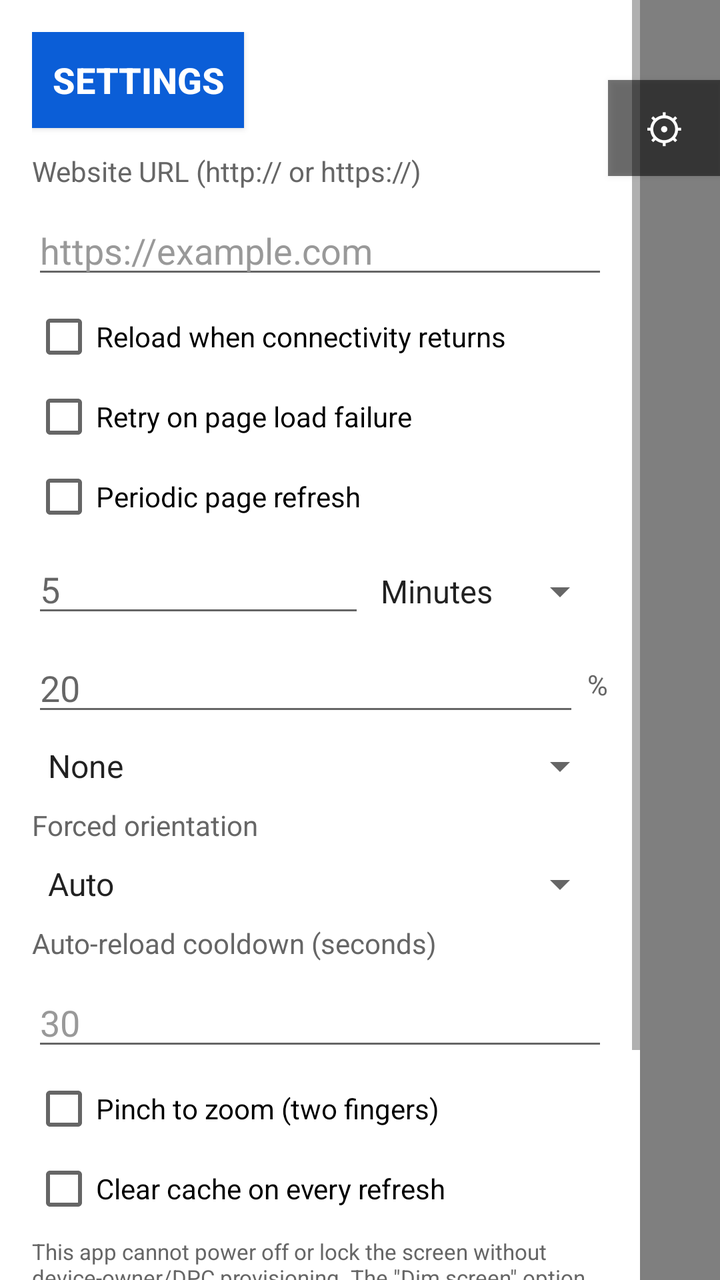
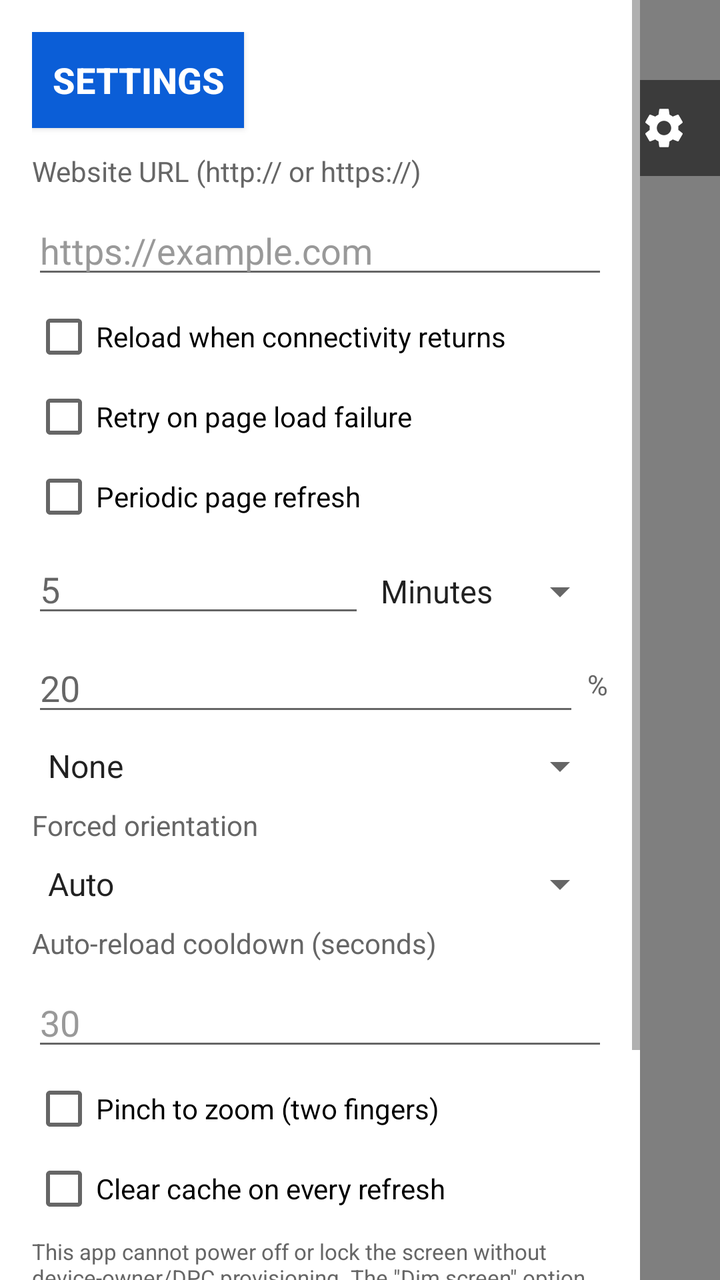

Compare the two renders of this Android layout. The source of the first and the diff that turns it into the second are given below.
<!-- AndroidManifest.xml: application theme Theme.SimpleKioskBrowser -->
<!-- res/layout/activity_main.xml -->
<?xml version="1.0" encoding="utf-8"?>
<FrameLayout xmlns:android="http://schemas.android.com/apk/res/android"
    android:id="@+id/root_container"
    android:layout_width="match_parent"
    android:layout_height="match_parent">

    
    <WebView
        android:id="@+id/webview"
        android:layout_width="match_parent"
        android:layout_height="match_parent" />

    
    <Button
        android:id="@+id/settings_handle"
        android:layout_width="56dp"
        android:layout_height="48dp"
        android:layout_gravity="top|end"
        android:layout_marginTop="40dp"
        android:layout_marginEnd="0dp"
        android:background="#88000000"
        android:text="⚙"
        android:textColor="@android:color/white"
        android:textSize="20sp"
        android:visibility="visible" />

    
    <View
        android:id="@+id/settings_scrim"
        android:layout_width="match_parent"
        android:layout_height="match_parent"
        android:background="@color/settings_scrim"
        android:clickable="true"
        android:focusable="true"
        android:visibility="gone" />

    
    <LinearLayout
        android:id="@+id/error_overlay"
        android:layout_width="match_parent"
        android:layout_height="match_parent"
        android:background="#eeffffff"
        android:gravity="center"
        android:orientation="vertical"
        android:visibility="gone">

        <ProgressBar
            android:id="@+id/loading_indicator"
            android:layout_width="wrap_content"
            android:layout_height="wrap_content"
            android:visibility="gone" />

        <TextView
            android:id="@+id/error_message"
            android:layout_width="wrap_content"
            android:layout_height="wrap_content"
            android:gravity="center"
            android:maxWidth="260dp"
            android:padding="16dp"
            android:textColor="@color/text_primary"
            android:textSize="16sp"
            android:visibility="gone" />

        <Button
            android:id="@+id/error_retry"
            style="@style/Widget.SimpleKioskBrowser.Button"
            android:layout_width="wrap_content"
            android:layout_height="wrap_content"
            android:layout_marginTop="8dp"
            android:text="@string/action_retry"
            android:visibility="gone" />
    </LinearLayout>

    
    <TextView
        android:id="@+id/low_battery_notice"
        android:layout_width="wrap_content"
        android:layout_height="wrap_content"
        android:layout_gravity="bottom|center_horizontal"
        android:layout_marginBottom="24dp"
        android:background="#aa222222"
        android:padding="8dp"
        android:text="@string/status_low_battery"
        android:textColor="@android:color/white"
        android:textSize="14sp"
        android:visibility="gone" />

    
    <ScrollView
        android:id="@+id/settings_panel"
        android:layout_width="@dimen/settings_panel_width"
        android:layout_height="match_parent"
        android:layout_gravity="start"
        android:background="@color/settings_panel_bg"
        android:fillViewport="true">

        <LinearLayout
            android:layout_width="match_parent"
            android:layout_height="wrap_content"
            android:orientation="vertical"
            android:padding="@dimen/settings_padding">

            <TextView
                android:id="@+id/settings_title"
                style="@style/Widget.SimpleKioskBrowser.Button"
                android:layout_width="wrap_content"
                android:layout_height="wrap_content"
                android:layout_marginBottom="@dimen/settings_section_spacing"
                android:background="@color/colorPrimary"
                android:padding="10dp"
                android:text="@string/settings_title"
                android:textColor="@android:color/white"
                android:textSize="18sp"
                android:textStyle="bold" />

            <TextView
                android:layout_width="match_parent"
                android:layout_height="wrap_content"
                android:layout_marginBottom="@dimen/settings_field_margin"
                android:text="Website URL (http:// or https://)"
                android:textColor="@color/text_secondary"
                android:textSize="14sp" />

            <EditText
                android:id="@+id/settings_url"
                android:layout_width="match_parent"
                android:layout_height="wrap_content"
                android:layout_marginBottom="@dimen/settings_field_margin"
                android:hint="@string/settings_url_hint"
                android:inputType="textUri"
                android:maxLines="1"
                android:textColor="@color/text_primary"
                android:textColorHint="#999999" />

            <TextView
                android:id="@+id/settings_url_error"
                android:layout_width="match_parent"
                android:layout_height="wrap_content"
                android:layout_marginBottom="@dimen/settings_field_margin"
                android:textColor="@color/error_text"
                android:textSize="12sp"
                android:visibility="gone" />

            <CheckBox
                android:id="@+id/settings_reload_connectivity"
                android:layout_width="match_parent"
                android:layout_height="wrap_content"
                android:layout_marginBottom="@dimen/settings_field_margin"
                android:text="@string/settings_reload_on_connectivity" />

            <CheckBox
                android:id="@+id/settings_reload_webview_error"
                android:layout_width="match_parent"
                android:layout_height="wrap_content"
                android:layout_marginBottom="@dimen/settings_field_margin"
                android:text="@string/settings_reload_on_webview_error" />

            <CheckBox
                android:id="@+id/settings_periodic_enabled"
                android:layout_width="match_parent"
                android:layout_height="wrap_content"
                android:layout_marginBottom="@dimen/settings_field_margin"
                android:text="@string/settings_periodic_reload" />

            <LinearLayout
                android:layout_width="match_parent"
                android:layout_height="wrap_content"
                android:orientation="horizontal"
                android:layout_marginBottom="@dimen/settings_field_margin">

                <EditText
                    android:id="@+id/settings_interval"
                    android:layout_width="0dp"
                    android:layout_height="wrap_content"
                    android:layout_weight="1"
                    android:hint="@string/settings_interval_hint"
                    android:inputType="number"
                    android:maxLines="1"
                    android:textColor="@color/text_primary" />

                <Spinner
                    android:id="@+id/settings_interval_unit"
                    android:layout_width="wrap_content"
                    android:layout_height="wrap_content"
                    android:entries="@array/interval_units" />
            </LinearLayout>

            <LinearLayout
                android:layout_width="match_parent"
                android:layout_height="wrap_content"
                android:orientation="horizontal"
                android:layout_marginBottom="@dimen/settings_field_margin">

                <EditText
                    android:id="@+id/settings_battery_threshold"
                    android:layout_width="0dp"
                    android:layout_height="wrap_content"
                    android:layout_weight="1"
                    android:hint="@string/settings_battery_hint"
                    android:inputType="number"
                    android:maxLines="1"
                    android:textColor="@color/text_primary" />

                <TextView
                    android:layout_width="wrap_content"
                    android:layout_height="wrap_content"
                    android:layout_gravity="center_vertical"
                    android:layout_marginStart="4dp"
                    android:text="%"
                    android:textColor="@color/text_secondary" />
            </LinearLayout>

            <Spinner
                android:id="@+id/settings_battery_action"
                android:layout_width="match_parent"
                android:layout_height="wrap_content"
                android:layout_marginBottom="@dimen/settings_field_margin"
                android:entries="@array/battery_actions" />

            <TextView
                android:layout_width="match_parent"
                android:layout_height="wrap_content"
                android:layout_marginBottom="@dimen/settings_field_margin"
                android:text="Forced orientation"
                android:textColor="@color/text_secondary"
                android:textSize="14sp" />

            <Spinner
                android:id="@+id/settings_orientation"
                android:layout_width="match_parent"
                android:layout_height="wrap_content"
                android:layout_marginBottom="@dimen/settings_field_margin"
                android:entries="@array/orientation_options" />

            <TextView
                android:layout_width="match_parent"
                android:layout_height="wrap_content"
                android:layout_marginBottom="@dimen/settings_field_margin"
                android:text="Auto-reload cooldown (seconds)"
                android:textColor="@color/text_secondary"
                android:textSize="14sp" />

            <EditText
                android:id="@+id/settings_auto_reload_interval"
                android:layout_width="match_parent"
                android:layout_height="wrap_content"
                android:layout_marginBottom="@dimen/settings_field_margin"
                android:hint="30"
                android:inputType="number"
                android:maxLines="1"
                android:textColor="@color/text_primary"
                android:textColorHint="#999999" />

            <CheckBox
                android:id="@+id/settings_pinch_zoom"
                android:layout_width="match_parent"
                android:layout_height="wrap_content"
                android:layout_marginBottom="@dimen/settings_field_margin"
                android:text="Pinch to zoom (two fingers)" />

            <CheckBox
                android:id="@+id/settings_clear_cache"
                android:layout_width="match_parent"
                android:layout_height="wrap_content"
                android:layout_marginBottom="@dimen/settings_field_margin"
                android:text="Clear cache on every refresh" />

            <TextView
                android:id="@+id/settings_battery_disclaimer"
                android:layout_width="match_parent"
                android:layout_height="wrap_content"
                android:layout_marginBottom="@dimen/settings_field_margin"
                android:text="@string/battery_disclaimer"
                android:textColor="@color/text_secondary"
                android:textSize="11sp" />

            <LinearLayout
                android:layout_width="match_parent"
                android:layout_height="wrap_content"
                android:orientation="horizontal"
                android:layout_marginTop="@dimen/settings_section_spacing">

                <Button
                    android:id="@+id/settings_save"
                    style="@style/Widget.SimpleKioskBrowser.Button"
                    android:layout_width="0dp"
                    android:layout_height="wrap_content"
                    android:layout_weight="1"
                    android:layout_marginEnd="4dp"
                    android:text="@string/settings_save" />

                <Button
                    android:id="@+id/settings_return"
                    style="@style/Widget.SimpleKioskBrowser.Button"
                    android:layout_width="0dp"
                    android:layout_height="wrap_content"
                    android:layout_weight="1"
                    android:layout_marginStart="4dp"
                    android:text="@string/settings_return" />
            </LinearLayout>

            <View
                android:layout_width="match_parent"
                android:layout_height="24dp" />
        </LinearLayout>
    </ScrollView>
</FrameLayout>
<!-- resources referenced by this layout -->
<resources>
  <string-array name="battery_actions">
          <item>None</item>
          <item>Pause refreshes</item>
      </string-array>
  <string-array name="interval_units">
          <item>Minutes</item>
          <item>Hours</item>
      </string-array>
  <string-array name="orientation_options">
          <item>Auto</item>
          <item>Landscape</item>
          <item>Portrait</item>
          <item>Reverse Landscape</item>
          <item>Reverse Portrait</item>
      </string-array>
  <color name="colorPrimary">#0b5ed7</color>
  <color name="error_text">#b3261e</color>
  <color name="settings_panel_bg">#ffffff</color>
  <color name="settings_scrim">#88000000</color>
  <color name="text_primary">#1a1a1a</color>
  <color name="text_secondary">#666666</color>
  <dimen name="settings_field_margin">8dp</dimen>
  <dimen name="settings_padding">16dp</dimen>
  <dimen name="settings_panel_width">320dp</dimen>
  <dimen name="settings_section_spacing">12dp</dimen>
  <string name="action_retry">Retry</string>
  <string name="battery_disclaimer">This app cannot power off or lock the screen without device-owner/DPC provisioning. The \"Dim screen\" option lowers this app window\u2019s brightness only; it is not a true screen power-off.</string>
  <string name="settings_battery_hint">20</string>
  <string name="settings_interval_hint">5</string>
  <string name="settings_periodic_reload">Periodic page refresh</string>
  <string name="settings_reload_on_connectivity">Reload when connectivity returns</string>
  <string name="settings_reload_on_webview_error">Retry on page load failure</string>
  <string name="settings_return">Return to page</string>
  <string name="settings_save">Save</string>
  <string name="settings_title">Settings</string>
  <string name="settings_url_hint">https://example.com</string>
  <string name="status_low_battery">Battery is low. Refreshes paused.</string>
  <style name="Widget.SimpleKioskBrowser.Button" parent="android:Widget.Material.Button">
          <item name="android:backgroundTint">@color/colorPrimary</item>
          <item name="android:textColor">@android:color/white</item>
      </style>
  <color name="colorPrimaryDark">#0a4aa8</color>
  <color name="colorAccent">#0b5ed7</color>
  <color name="window_background">#f5f5f5</color>
  <!-- unchanged entries left out for length: 1 -->
</resources>

<!-- the commit's change to res/layout/activity_main.xml (unified diff, before → after) -->
@@ -11,7 +11,7 @@
         android:layout_height="match_parent" />
 
     
-    <Button
+    <ImageView
         android:id="@+id/settings_handle"
         android:layout_width="56dp"
         android:layout_height="48dp"
@@ -19,9 +19,8 @@
         android:layout_marginTop="40dp"
         android:layout_marginEnd="0dp"
         android:background="#88000000"
-        android:text="⚙"
-        android:textColor="@android:color/white"
-        android:textSize="20sp"
+        android:src="@drawable/ic_settings_handle"
+        android:scaleType="center"
         android:visibility="visible" />
 
     
<!-- resource entries referenced after the edit -->
@@ -25,6 +25,16 @@
   <dimen name="settings_padding">16dp</dimen>
   <dimen name="settings_panel_width">320dp</dimen>
   <dimen name="settings_section_spacing">12dp</dimen>
+  <!-- drawable ic_settings_handle (drawable) -->
+  <vector xmlns:android="http://schemas.android.com/apk/res/android"
+      android:width="24dp"
+      android:height="24dp"
+      android:viewportWidth="24"
+      android:viewportHeight="24">
+      <path
+          android:fillColor="#FFFFFF"
+          android:pathData="M19.14,12.94c0.04,-0.3 0.06,-0.61 0.06,-0.94c0,-0.32 -0.02,-0.64 -0.07,-0.94l2.03,-1.58c0.18,-0.14 0.23,-0.41 0.12,-0.61l-1.92,-3.32c-0.12,-0.22 -0.37,-0.29 -0.59,-0.22l-2.39,0.96c-0.5,-0.38 -1.03,-0.7 -1.62,-0.94l-0.36,-2.54c-0.04,-0.24 -0.24,-0.41 -0.48,-0.41h-3.84c-0.24,0 -0.43,0.17 -0.47,0.41l-0.36,2.54c-0.59,0.24 -1.13,0.57 -1.62,0.94l-2.39,-0.96c-0.22,-0.08 -0.47,0 -0.59,0.22L2.74,8.87c-0.12,0.21 -0.08,0.47 0.12,0.61l2.03,1.58c-0.05,0.3 -0.09,0.63 -0.09,0.94c0,0.31 0.03,0.64 0.08,0.94l-2.03,1.58c-0.18,0.14 -0.23,0.41 -0.12,0.61l1.92,3.32c0.12,0.22 0.37,0.29 0.59,0.22l2.39,-0.96c0.5,0.38 1.03,0.7 1.62,0.94l0.36,2.54c0.05,0.24 0.24,0.41 0.48,0.41h3.84c0.24,0 0.44,-0.17 0.47,-0.41l0.36,-2.54c0.59,-0.24 1.13,-0.56 1.62,-0.94l2.39,0.96c0.22,0.08 0.47,0 0.59,-0.22l1.92,-3.32c0.12,-0.22 0.07,-0.47 -0.12,-0.61l-2.01,-1.58zM12,15.6c-1.98,0 -3.6,-1.62 -3.6,-3.6c0,-1.98 1.62,-3.6 3.6,-3.6c1.98,0 3.6,1.62 3.6,3.6c0,1.98 -1.62,3.6 -3.6,3.6z"/>
+  </vector>
   <string name="action_retry">Retry</string>
   <string name="battery_disclaimer">This app cannot power off or lock the screen without device-owner/DPC provisioning. The \"Dim screen\" option lowers this app window\u2019s brightness only; it is not a true screen power-off.</string>
   <string name="settings_battery_hint">20</string>
